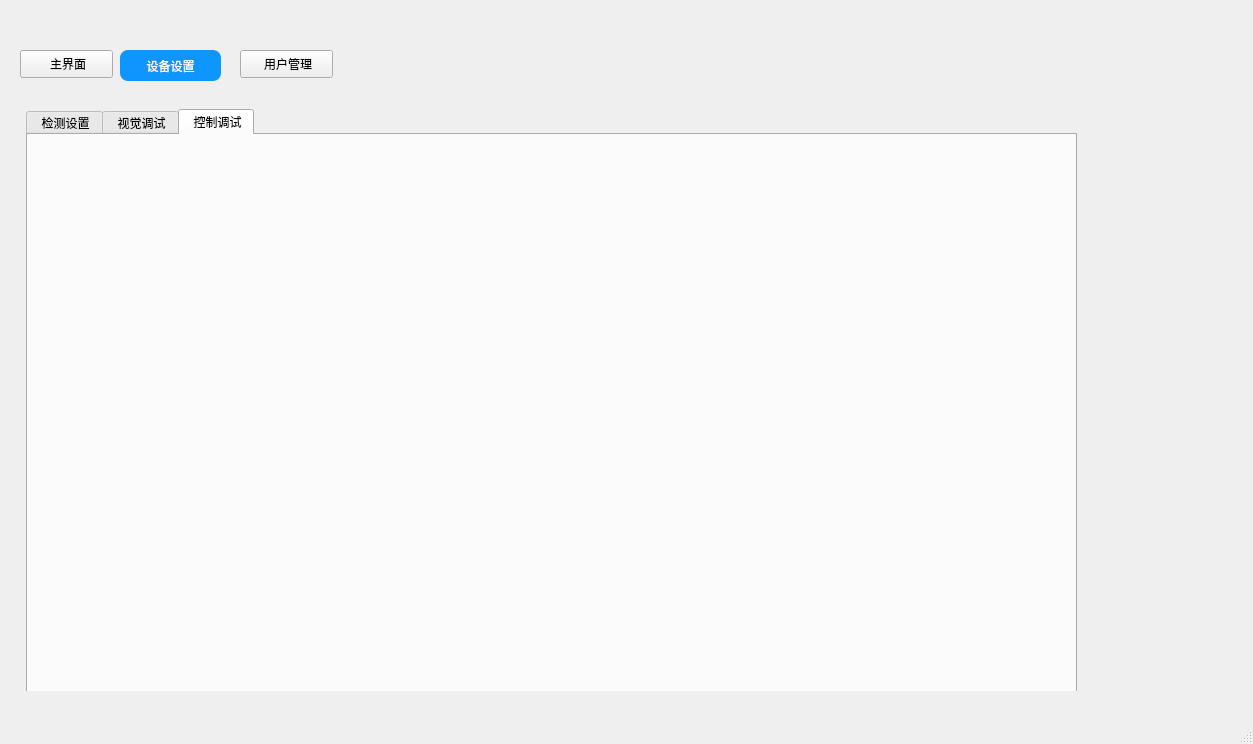
Old version of the form kj0127/mainwindow.ui in the repository Sunsjtu/sjtu_QT_bishe.
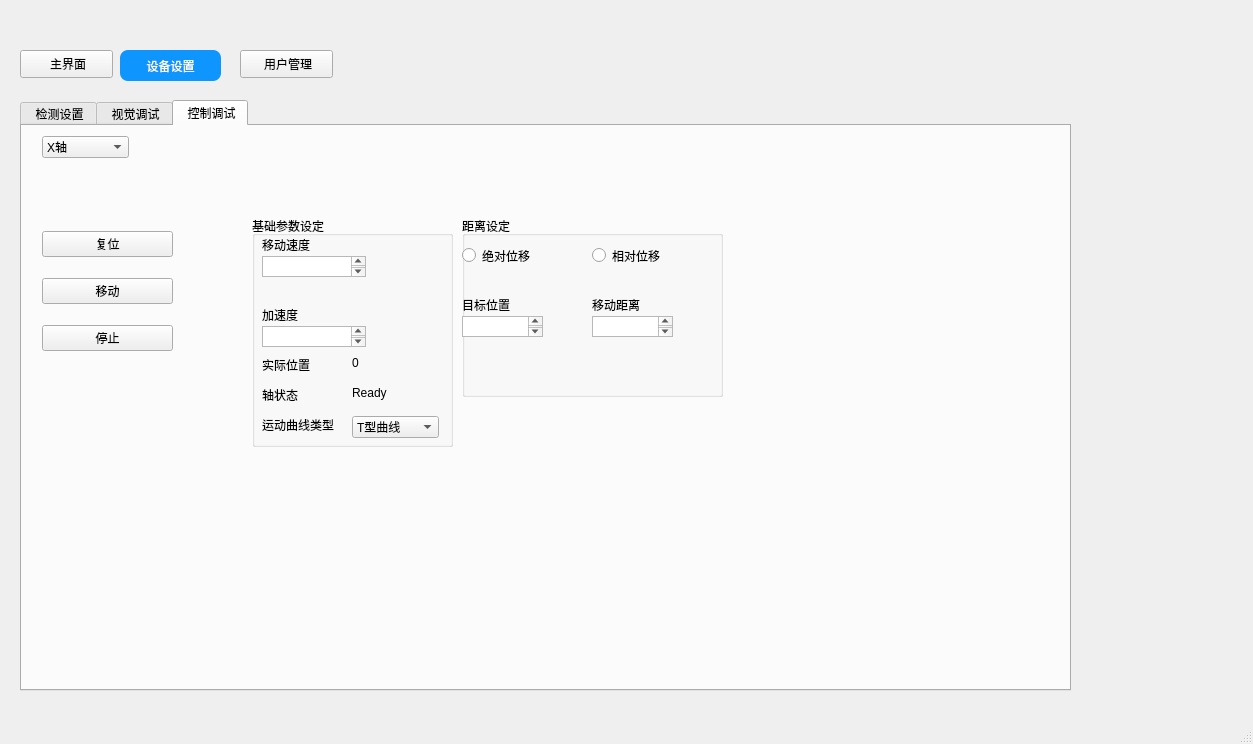
New version of the form. The open tabs and pages were chosen to show the change.

```diff
--- a/kj0127/mainwindow.ui
+++ b/kj0127/mainwindow.ui
@@ -475,8 +475,8 @@
      <widget class="QTabWidget" name="tabWidget_2">
       <property name="geometry">
        <rect>
-        <x>26</x>
-        <y>19</y>
+        <x>20</x>
+        <y>10</y>
         <width>1051</width>
         <height>591</height>
        </rect>
@@ -1094,6 +1094,299 @@
        <attribute name="title">
         <string> 控制调试</string>
        </attribute>
+       <widget class="QWidget" name="verticalLayoutWidget">
+        <property name="geometry">
+         <rect>
+          <x>20</x>
+          <y>90</y>
+          <width>131</width>
+          <height>151</height>
+         </rect>
+        </property>
+        <layout class="QVBoxLayout" name="verticalLayout">
+         <item>
+          <widget class="QPushButton" name="pushButton_14">
+           <property name="text">
+            <string>复位</string>
+           </property>
+          </widget>
+         </item>
+         <item>
+          <widget class="QPushButton" name="pushButton_15">
+           <property name="text">
+            <string>移动</string>
+           </property>
+          </widget>
+         </item>
+         <item>
+          <widget class="QPushButton" name="pushButton_13">
+           <property name="text">
+            <string>停止</string>
+           </property>
+          </widget>
+         </item>
+        </layout>
+       </widget>
+       <widget class="QGroupBox" name="groupBox">
+        <property name="geometry">
+         <rect>
+          <x>230</x>
+          <y>90</y>
+          <width>201</width>
+          <height>231</height>
+         </rect>
+        </property>
+        <property name="title">
+         <string>基础参数设定</string>
+        </property>
+        <widget class="QLabel" name="label_14">
+         <property name="geometry">
+          <rect>
+           <x>10</x>
+           <y>20</y>
+           <width>72</width>
+           <height>15</height>
+          </rect>
+         </property>
+         <property name="text">
+          <string>&lt;html&gt;&lt;head/&gt;&lt;body&gt;&lt;p&gt;移动速度&lt;/p&gt;&lt;/body&gt;&lt;/html&gt;</string>
+         </property>
+        </widget>
+        <widget class="QTextEdit" name="textEdit">
+         <property name="geometry">
+          <rect>
+           <x>10</x>
+           <y>40</y>
+           <width>104</width>
+           <height>21</height>
+          </rect>
+         </property>
+        </widget>
+        <widget class="QLabel" name="label_15">
+         <property name="geometry">
+          <rect>
+           <x>10</x>
+           <y>90</y>
+           <width>72</width>
+           <height>15</height>
+          </rect>
+         </property>
+         <property name="text">
+          <string>&lt;html&gt;&lt;head/&gt;&lt;body&gt;&lt;p&gt;加速度&lt;/p&gt;&lt;/body&gt;&lt;/html&gt;</string>
+         </property>
+        </widget>
+        <widget class="QTextEdit" name="textEdit_2">
+         <property name="geometry">
+          <rect>
+           <x>10</x>
+           <y>110</y>
+           <width>104</width>
+           <height>21</height>
+          </rect>
+         </property>
+        </widget>
+        <widget class="QLabel" name="label_16">
+         <property name="geometry">
+          <rect>
+           <x>10</x>
+           <y>140</y>
+           <width>72</width>
+           <height>15</height>
+          </rect>
+         </property>
+         <property name="text">
+          <string>&lt;html&gt;&lt;head/&gt;&lt;body&gt;&lt;p&gt;实际位置&lt;/p&gt;&lt;/body&gt;&lt;/html&gt;</string>
+         </property>
+        </widget>
+        <widget class="QLabel" name="label_17">
+         <property name="geometry">
+          <rect>
+           <x>100</x>
+           <y>140</y>
+           <width>72</width>
+           <height>15</height>
+          </rect>
+         </property>
+         <property name="text">
+          <string>&lt;html&gt;&lt;head/&gt;&lt;body&gt;&lt;p&gt;0&lt;/p&gt;&lt;/body&gt;&lt;/html&gt;</string>
+         </property>
+        </widget>
+        <widget class="QLabel" name="label_18">
+         <property name="geometry">
+          <rect>
+           <x>10</x>
+           <y>170</y>
+           <width>72</width>
+           <height>15</height>
+          </rect>
+         </property>
+         <property name="text">
+          <string>&lt;html&gt;&lt;head/&gt;&lt;body&gt;&lt;p&gt;轴状态&lt;/p&gt;&lt;/body&gt;&lt;/html&gt;</string>
+         </property>
+        </widget>
+        <widget class="QLabel" name="label_19">
+         <property name="geometry">
+          <rect>
+           <x>100</x>
+           <y>170</y>
+           <width>72</width>
+           <height>15</height>
+          </rect>
+         </property>
+         <property name="text">
+          <string>&lt;html&gt;&lt;head/&gt;&lt;body&gt;&lt;p&gt;Ready&lt;/p&gt;&lt;/body&gt;&lt;/html&gt;</string>
+         </property>
+        </widget>
+        <widget class="QLabel" name="label_20">
+         <property name="geometry">
+          <rect>
+           <x>10</x>
+           <y>200</y>
+           <width>72</width>
+           <height>15</height>
+          </rect>
+         </property>
+         <property name="text">
+          <string>&lt;html&gt;&lt;head/&gt;&lt;body&gt;&lt;p&gt;运动曲线类型&lt;/p&gt;&lt;/body&gt;&lt;/html&gt;</string>
+         </property>
+        </widget>
+        <widget class="QComboBox" name="comboBox">
+         <property name="geometry">
+          <rect>
+           <x>100</x>
+           <y>200</y>
+           <width>87</width>
+           <height>22</height>
+          </rect>
+         </property>
+         <property name="editable">
+          <bool>false</bool>
+         </property>
+         <property name="currentText">
+          <string>T型曲线</string>
+         </property>
+         <item>
+          <property name="text">
+           <string>T型曲线</string>
+          </property>
+         </item>
+         <item>
+          <property name="text">
+           <string>S型曲线</string>
+          </property>
+         </item>
+        </widget>
+       </widget>
+       <widget class="QGroupBox" name="groupBox_2">
+        <property name="geometry">
+         <rect>
+          <x>440</x>
+          <y>90</y>
+          <width>261</width>
+          <height>181</height>
+         </rect>
+        </property>
+        <property name="title">
+         <string>距离设定</string>
+        </property>
+        <widget class="QRadioButton" name="radioButton">
+         <property name="geometry">
+          <rect>
+           <x>0</x>
+           <y>30</y>
+           <width>91</width>
+           <height>19</height>
+          </rect>
+         </property>
+         <property name="text">
+          <string>绝对位移</string>
+         </property>
+        </widget>
+        <widget class="QRadioButton" name="radioButton_2">
+         <property name="geometry">
+          <rect>
+           <x>130</x>
+           <y>30</y>
+           <width>91</width>
+           <height>19</height>
+          </rect>
+         </property>
+         <property name="text">
+          <string>相对位移</string>
+         </property>
+        </widget>
+        <widget class="QLabel" name="label_21">
+         <property name="geometry">
+          <rect>
+           <x>0</x>
+           <y>80</y>
+           <width>72</width>
+           <height>15</height>
+          </rect>
+         </property>
+         <property name="text">
+          <string>&lt;html&gt;&lt;head/&gt;&lt;body&gt;&lt;p&gt;目标位置&lt;/p&gt;&lt;/body&gt;&lt;/html&gt;</string>
+         </property>
+        </widget>
+        <widget class="QLabel" name="label_22">
+         <property name="geometry">
+          <rect>
+           <x>130</x>
+           <y>80</y>
+           <width>72</width>
+           <height>15</height>
+          </rect>
+         </property>
+         <property name="text">
+          <string>&lt;html&gt;&lt;head/&gt;&lt;body&gt;&lt;p&gt;移动距离&lt;/p&gt;&lt;/body&gt;&lt;/html&gt;</string>
+         </property>
+        </widget>
+        <widget class="QTextEdit" name="textEdit_3">
+         <property name="geometry">
+          <rect>
+           <x>0</x>
+           <y>100</y>
+           <width>81</width>
+           <height>21</height>
+          </rect>
+         </property>
+        </widget>
+        <widget class="QTextEdit" name="textEdit_4">
+         <property name="geometry">
+          <rect>
+           <x>130</x>
+           <y>100</y>
+           <width>81</width>
+           <height>21</height>
+          </rect>
+         </property>
+        </widget>
+       </widget>
+       <widget class="QComboBox" name="comboBox_2">
+        <property name="geometry">
+         <rect>
+          <x>20</x>
+          <y>10</y>
+          <width>87</width>
+          <height>22</height>
+         </rect>
+        </property>
+        <item>
+         <property name="text">
+          <string>X轴</string>
+         </property>
+        </item>
+        <item>
+         <property name="text">
+          <string>Y轴</string>
+         </property>
+        </item>
+        <item>
+         <property name="text">
+          <string>Z轴</string>
+         </property>
+        </item>
+       </widget>
       </widget>
      </widget>
     </widget>
```
Left out of the diff: 4 changed lines with no effect on the pictures.
